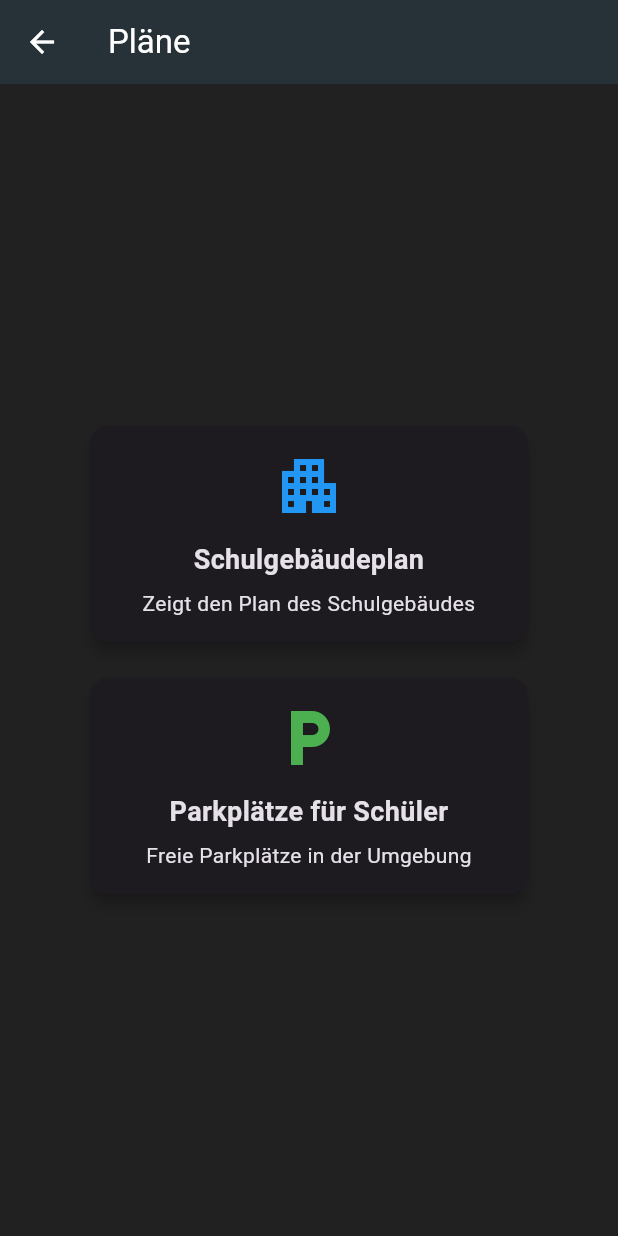
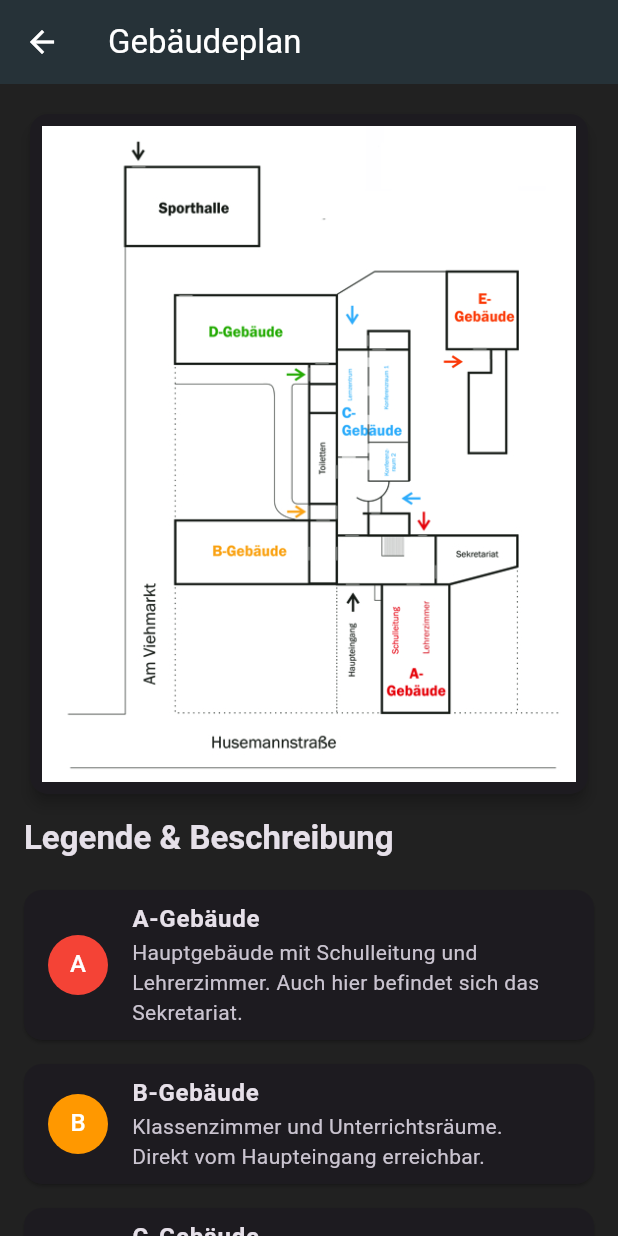
Before and after one commit to Kascabrel/BK-Witten-App, a Flutter app: the PlanePage screen opened directly, after a tap on "Schulgebäudeplan", on a phone screen of 412 x 824 dp. Run offline on Flutter 3.47's test engine with Material 3 defaults, Android fonts, the phone set to English and light mode, and no system bars; our stand-ins replace package_info_plus; network calls fail.

Commit message:
Feature:  PlanPage implement: the SchoolPlanPage with plan and legend

```diff
--- a/frontend/lib/main.dart
+++ b/frontend/lib/main.dart
@@ -1,4 +1,5 @@
 import 'package:flutter/material.dart';
+import 'package:frontend/screens/plan/shoolbuildingPlan.dart';
 import 'package:frontend/screens/untis/studentPlan.dart';
 import 'package:provider/provider.dart';
 import 'providers/theme_provider.dart';
@@ -88,6 +89,8 @@ class MyApp extends StatelessWidget {
         home: const MyHomePage(),
         routes: {
           '/studentPlan': (context) => const StudentplanPage(),
+          '/schoolBuildingPlan': (context) => const SchoolBuildingPlanPage(),
+          //'/parkingPlan': (context) => const ParkingPlanPage(),
         });
   }
 }
--- /dev/null
+++ b/frontend/lib/screens/plan/shoolbuildingPlan.dart
@@ -0,0 +1,115 @@
+import 'package:flutter/material.dart';
+
+class SchoolBuildingPlanPage extends StatelessWidget {
+  const SchoolBuildingPlanPage({super.key});
+
+  @override
+  Widget build(BuildContext context) {
+    final Map<String, Map<String, dynamic>> buildings = {
+      "A-Gebäude": {
+        "color": Colors.red,
+        "desc": "Hauptgebäude mit Schulleitung und Lehrerzimmer. "
+            "Auch hier befindet sich das Sekretariat."
+      },
+      "B-Gebäude": {
+        "color": Colors.orange,
+        "desc": "Klassenzimmer und Unterrichtsräume. "
+            "Direkt vom Haupteingang erreichbar."
+      },
+      "C-Gebäude": {
+        "color": Colors.blue,
+        "desc": "Lernzentrum sowie die Klassenräume 1 und 2. "
+            "Hier befinden sich auch einige Fachräume."
+      },
+      "D-Gebäude": {
+        "color": Colors.green,
+        "desc": "Zusätzliche Unterrichtsräume. "
+            "In unmittelbarer Nähe zu den Toiletten."
+      },
+      "E-Gebäude": {
+        "color": Colors.redAccent,
+        "desc": "Separates Gebäude für Fachunterricht und Projekte."
+      },
+      "Sporthalle": {
+        "color": Colors.black,
+        "desc":
+            "Turnhalle für den Sportunterricht und schulische Veranstaltungen."
+      },
+    };
+
+    double screenWidth = MediaQuery.of(context).size.width;
+
+    Widget planImage = Card(
+      elevation: 4,
+      clipBehavior: Clip.hardEdge,
+      child: Padding(
+        padding: const EdgeInsets.all(8),
+        child: Image.asset(
+          "assets/images/buildPlan.png",
+          fit: BoxFit.contain,
+        ),
+      ),
+    );
+
+    Widget buildingList = Column(
+      crossAxisAlignment: CrossAxisAlignment.stretch,
+      children: [
+        const SizedBox(height: 12),
+        Text(
+          "Legende & Beschreibung",
+          style: Theme.of(context).textTheme.titleLarge?.copyWith(
+                fontWeight: FontWeight.bold,
+              ),
+        ),
+        const SizedBox(height: 12),
+        ...buildings.entries.map((entry) {
+          return Card(
+            margin: const EdgeInsets.symmetric(vertical: 8),
+            child: ListTile(
+              leading: CircleAvatar(
+                backgroundColor: entry.value["color"],
+                child: Text(
+                  entry.key.substring(0, 1),
+                  style: const TextStyle(color: Colors.white),
+                ),
+              ),
+              title: Text(
+                entry.key,
+                style: const TextStyle(fontWeight: FontWeight.bold),
+              ),
+              subtitle: Text(entry.value["desc"]),
+            ),
+          );
+        }),
+      ],
+    );
+
+    return Scaffold(
+      appBar: AppBar(title: const Text("Gebäudeplan")),
+      body: SingleChildScrollView(
+        padding: const EdgeInsets.all(16),
+        child: Center(
+          child: ConstrainedBox(
+            constraints: BoxConstraints(maxWidth: screenWidth * 0.95),
+            child: screenWidth > 800
+                ? Row(
+                    crossAxisAlignment: CrossAxisAlignment.start,
+                    children: [
+                      Expanded(flex: 1, child: planImage),
+                      const SizedBox(width: 24),
+                      Expanded(flex: 1, child: buildingList),
+                    ],
+                  )
+                : Column(
+                    crossAxisAlignment: CrossAxisAlignment.stretch,
+                    children: [
+                      planImage,
+                      buildingList,
+                    ],
+                  ),
+          ),
+        ),
+      ),
+    );
+  }
+}
--- a/frontend/lib/screens/untis/studentPlan.dart
+++ b/frontend/lib/screens/untis/studentPlan.dart
@@ -21,7 +21,7 @@ class _StudentplanPageState extends State<StudentplanPage> {
 
   Future<void> loadData() async {
     final String response =
-    await rootBundle.loadString('assets/studentPlan.json');
+        await rootBundle.loadString('assets/studentPlan.json');
     final data = json.decode(response);
 
     setState(() {
@@ -41,7 +41,8 @@ class _StudentplanPageState extends State<StudentplanPage> {
     final isDark = Theme.of(context).brightness == Brightness.dark;
 
     // ✅ Définition des couleurs dynamiques
-    final headerColor = isDark ? Colors.blueGrey.shade700 : Colors.blue.shade100;
+    final headerColor =
+        isDark ? Colors.blueGrey.shade700 : Colors.blue.shade100;
     final cardColor = isDark ? Colors.grey.shade800 : Colors.blue.shade50;
     final textColor = isDark ? Colors.white : Colors.black87;
 
--- a/frontend/pubspec.yaml
+++ b/frontend/pubspec.yaml
@@ -66,6 +66,7 @@ flutter:
   assets:
     - assets/images/homeImg.png
     - assets/studentPlan.json
+    - assets/images/buildPlan.png
 
   # An image asset can refer to one or more resolution-specific "variants", see
   # https://flutter.dev/to/resolution-aware-images
```
Also changed, not shown: frontend/assets/images/buildPlan.png (added), frontend/lib/screens/plan/parkingplan.dart (added).
